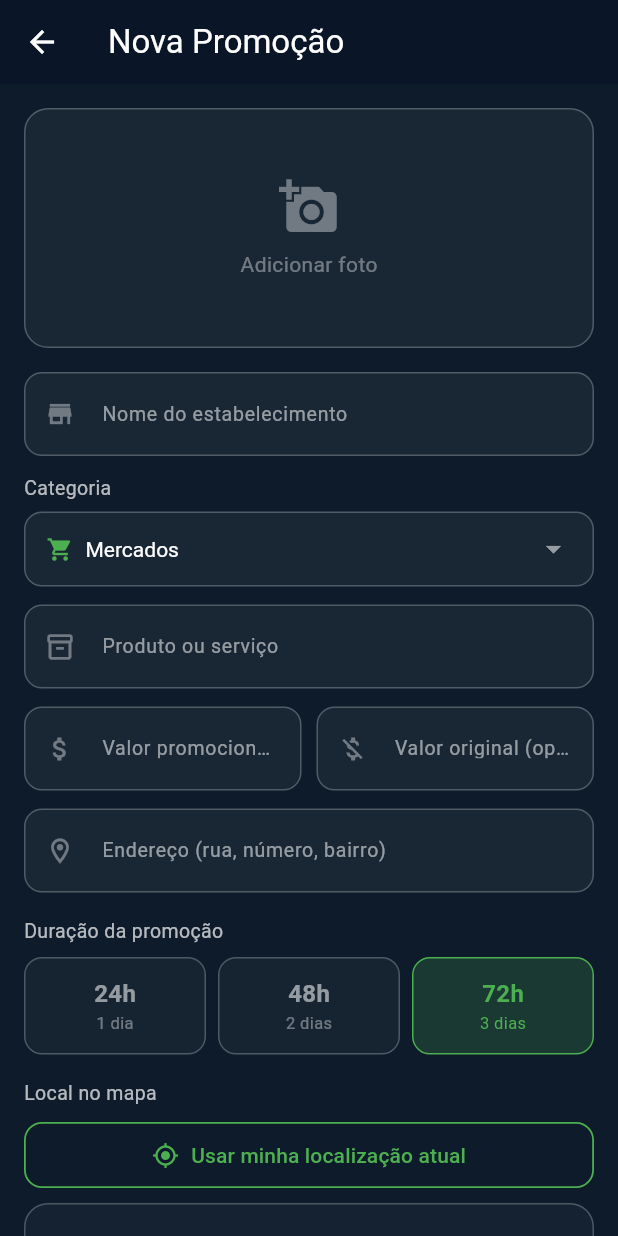
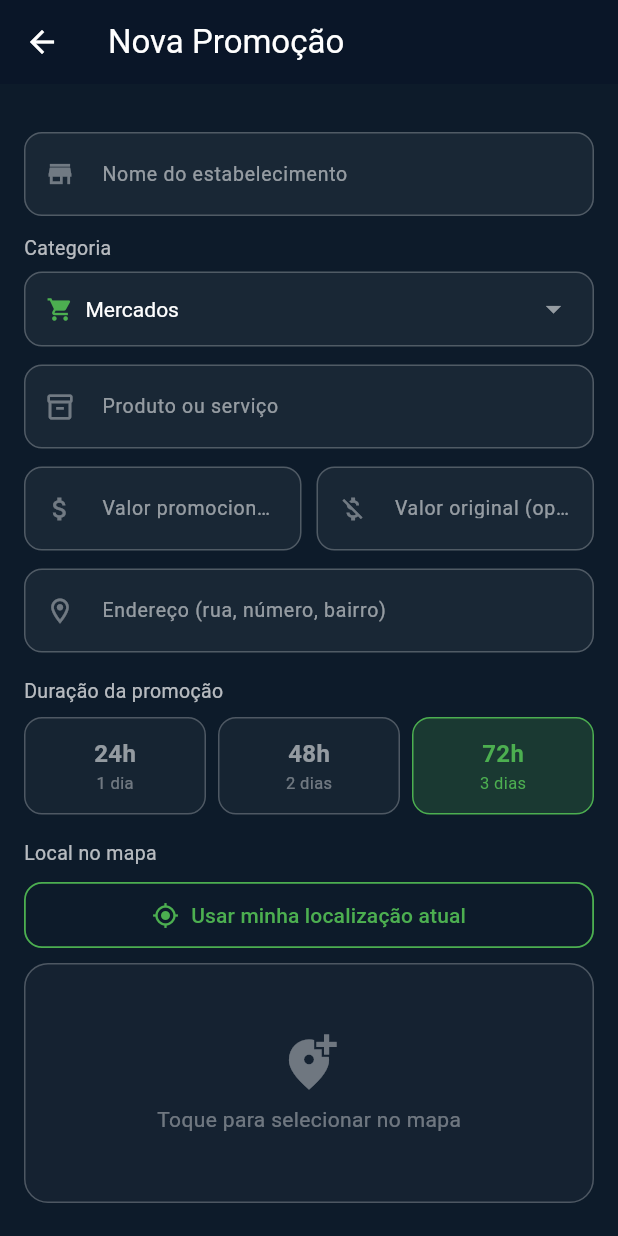
Before and after one commit to alcidesferreiracosta-web/ia-financeiro, a Flutter app: the CadastrarPromocaoPage screen opened directly, on a phone screen of 412 x 824 dp. Run offline on Flutter 3.47's test engine with Material 3 defaults, Android fonts, the phone set to English and light mode, and no system bars; our stand-ins replace cached_network_image, cloud_firestore, cloud_functions, firebase_auth, firebase_core, firebase_storage and 4 more; accounts and stored records are empty.

Commit message:
fix: remove image_picker completely to fix Play Store READ_MEDIA detection
Play Console detects io.flutter.plugins.imagepicker.ImagePickerFileProvider
in the merged manifest by package name recognition, flagging READ_MEDIA policy
violation even when no READ_MEDIA permissions are declared. Removing image_picker
entirely eliminates this false positive.

- Removed image_picker dependency from pubspec.yaml
- Removed photo upload from cadastrar_promocao_page.dart (foto: null)
- Removed CAMERA and READ_EXTERNAL_STORAGE permissions from AndroidManifest.xml
- Bumped version to 1.0.10+11

```diff
--- a/lib/pages/cadastrar_promocao_page.dart
+++ b/lib/pages/cadastrar_promocao_page.dart
@@ -1,10 +1,8 @@
 import 'dart:convert';
-import 'dart:io';
 import 'package:flutter/material.dart';
 import 'package:flutter_map/flutter_map.dart';
 import 'package:geolocator/geolocator.dart';
 import 'package:http/http.dart' as http;
-import 'package:image_picker/image_picker.dart';
 import 'package:latlong2/latlong.dart';
 import '../models/promocao_model.dart';
 import '../services/gps_economia_service.dart';
@@ -38,7 +36,6 @@ class _CadastrarPromocaoPageState extends State<CadastrarPromocaoPage> {
 
   String _categoria = 'Mercados';
   int _duracaoHoras = 72;
-  File? _foto;
   LatLng? _localSelecionado;
   bool _salvando = false;
   bool _escolhendoLocal = false;
@@ -70,14 +67,6 @@ class _CadastrarPromocaoPageState extends State<CadastrarPromocaoPage> {
     super.dispose();
   }
 
-  Future<void> _pickFoto() async {
-    final picker = ImagePicker();
-    final xfile = await picker.pickImage(source: ImageSource.camera, imageQuality: 80);
-    if (xfile != null && mounted) {
-      setState(() => _foto = File(xfile.path));
-    }
-  }
-
   Future<void> _salvar() async {
     if (!_form.currentState!.validate()) return;
     if (_localSelecionado == null) {
@@ -101,7 +90,7 @@ class _CadastrarPromocaoPageState extends State<CadastrarPromocaoPage> {
         lng: _localSelecionado!.longitude,
         endereco: _enderecoCtrl.text.trim(),
         duracaoHoras: _duracaoHoras,
-        foto: _foto,
+        foto: null,
       );
       if (mounted) Navigator.pop(context, true);
     } on FotoUploadException catch (e) {
@@ -172,35 +161,6 @@ class _CadastrarPromocaoPageState extends State<CadastrarPromocaoPage> {
         child: ListView(
           padding: const EdgeInsets.all(16),
           children: [
-            // Foto
-            GestureDetector(
-              onTap: _pickFoto,
-              child: Container(
-                height: 160,
-                decoration: BoxDecoration(
-                  color: Colors.white.withOpacity(0.05),
-                  borderRadius: BorderRadius.circular(16),
-                  border: Border.all(color: Colors.white24),
-                ),
-                child: _foto != null
-                    ? ClipRRect(
-                        borderRadius: BorderRadius.circular(16),
-                        child: Image.file(_foto!, fit: BoxFit.cover,
-                            width: double.infinity),
-                      )
-                    : const Column(
-                        mainAxisAlignment: MainAxisAlignment.center,
-                        children: [
-                          Icon(Icons.add_a_photo,
-                              color: Colors.white38, size: 40),
-                          SizedBox(height: 8),
-                          Text('Adicionar foto',
-                              style: TextStyle(color: Colors.white38)),
-                        ],
-                      ),
-              ),
-            ),
-
             const SizedBox(height: 16),
 
             _Campo(
--- a/pubspec.yaml
+++ b/pubspec.yaml
@@ -1,7 +1,7 @@
 name: ia_financeiro
 description: IA Financeiro - App de finanças pessoais com IA
 publish_to: 'none'
-version: 1.0.9+10
+version: 1.0.10+11
 
 environment:
   sdk: '>=3.0.0 <4.0.0'
@@ -22,7 +22,6 @@ dependencies:
   flutter_map: ^7.0.2
   latlong2: ^0.9.1
   geolocator: ^13.0.1
-  image_picker: ^1.1.2
   cached_network_image: ^3.4.1
   cupertino_icons: ^1.0.6
 
```
Also changed, not shown: 1 other file.
